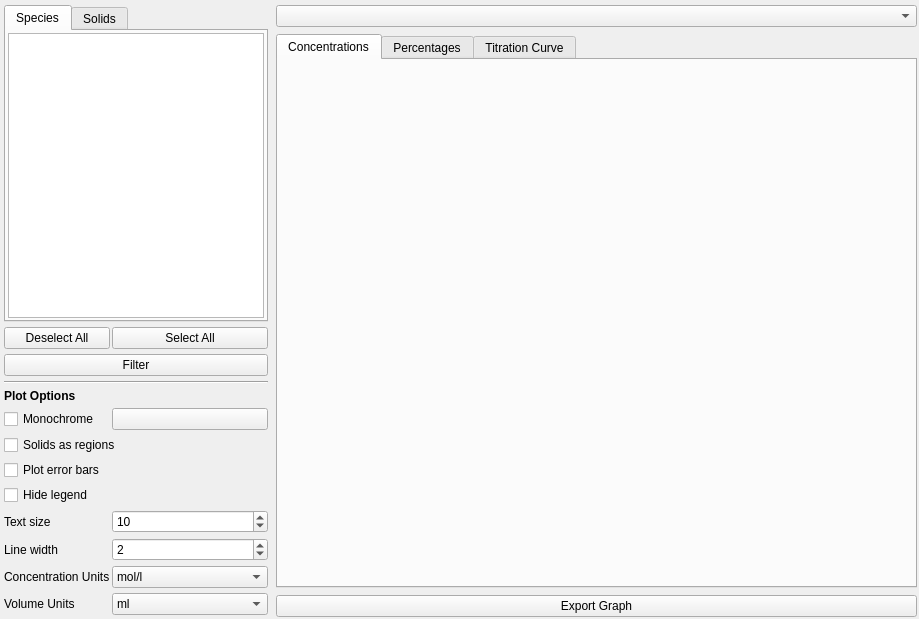
Before: the Qt Designer form src/main/python/pyes/ui/PyES_pyqtgraphPlotExport.ui in PyES-software/PyES, drawn with Qt 5.
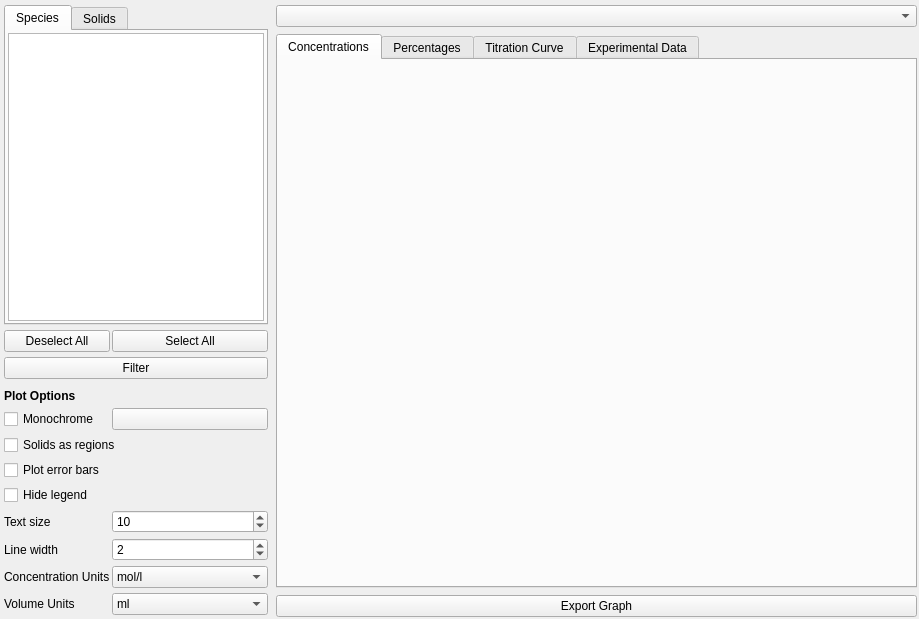
After: the same form once the commit is applied. Custom widgets are drawn as their Qt base class.

Commit message: [add] new panel for experimental data

What changed in the file:
```diff
--- a/src/main/python/pyes/ui/PyES_pyqtgraphPlotExport.ui
+++ b/src/main/python/pyes/ui/PyES_pyqtgraphPlotExport.ui
@@ -273,7 +273,7 @@
           <item row="4" column="0" colspan="2">
            <widget class="Line" name="line">
             <property name="orientation">
-             <enum>Qt::Orientation::Horizontal</enum>
+             <enum>Qt::Vertical</enum>
             </property>
            </widget>
           </item>
@@ -459,6 +459,11 @@
           </item>
          </layout>
         </widget>
+        <widget class="QWidget" name="data_tab">
+         <attribute name="title">
+          <string>Experimental Data</string>
+         </attribute>
+        </widget>
        </widget>
       </item>
       <item>
```
Left out of the diff: 8 changed lines with no effect on the pictures.
